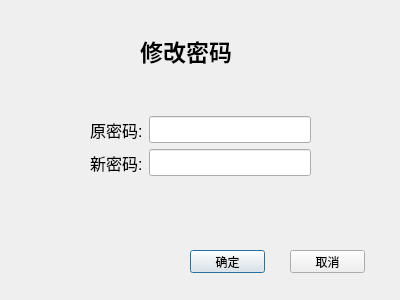
Before: the Qt Designer form Client/Dingpiao/dingpiaoxitong/passwordchange.ui in ticketgroup/qichedinggpiao, drawn with Qt 5.
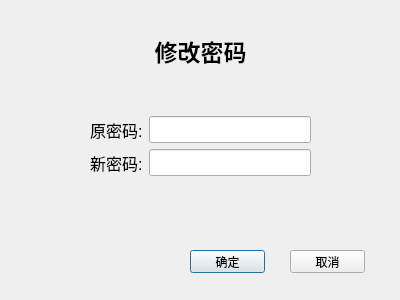
After: the same form once the commit is applied.

```diff
--- a/Client/Dingpiao/dingpiaoxitong/passwordchange.ui
+++ b/Client/Dingpiao/dingpiaoxitong/passwordchange.ui
@@ -122,9 +122,9 @@
   <widget class="QLabel" name="label">
    <property name="geometry">
     <rect>
-     <x>140</x>
+     <x>0</x>
      <y>30</y>
-     <width>111</width>
+     <width>401</width>
      <height>41</height>
     </rect>
    </property>
@@ -138,6 +138,9 @@
    <property name="text">
     <string>修改密码</string>
    </property>
+   <property name="alignment">
+    <set>Qt::AlignCenter</set>
+   </property>
   </widget>
  </widget>
  <resources/>
```
